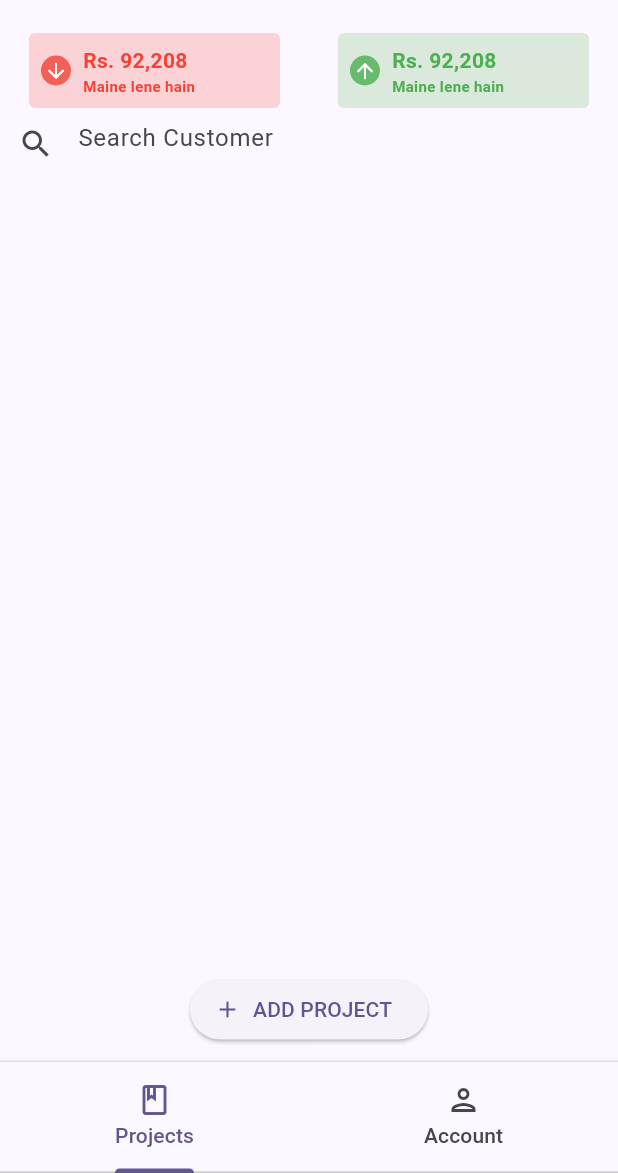
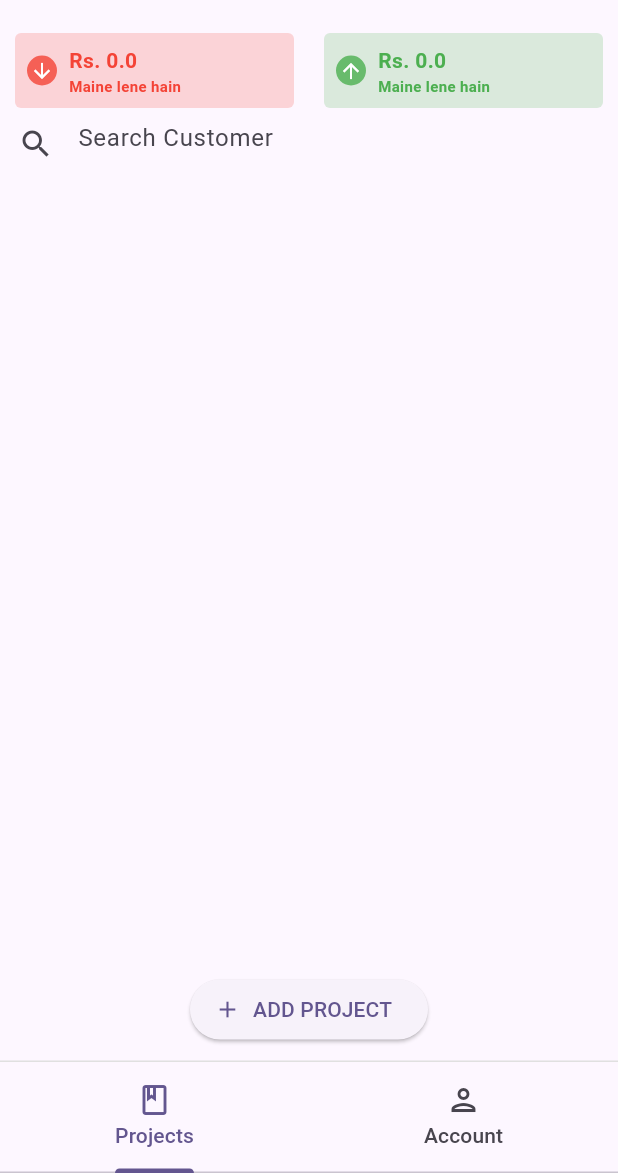
Before and after one commit to uzairdev07/project_manager, a Flutter app: the screen it shows after launch, on a phone screen of 412 x 824 dp, the part 63-1236 px from its top. Run offline on Flutter 3.47's test engine with Material 2 defaults, Android fonts, the phone set to English and light mode, and no system bars; our stand-ins replace contacts_service, flutter_slidable, font_awesome_flutter, permission_handler.

Commit message:
Implement the Customer Delete and Project List base functionality

```diff
--- a/lib/pages/project_page.dart
+++ b/lib/pages/project_page.dart
@@ -1,9 +1,32 @@
 import 'package:flutter/material.dart';
+import 'package:khata_app/models/customer.dart';
 import 'package:khata_app/pages/add_customer_project.dart';
+import 'package:khata_app/widgtes/customer_list.dart';
 import 'package:khata_app/widgtes/total_money_button.dart';
 
-class ProjectPage extends StatelessWidget {
-  const ProjectPage({super.key});
+class ProjectPage extends StatefulWidget {
+  const ProjectPage({Key? key}) : super(key: key);
+
+  @override
+  State<ProjectPage> createState() => _ProjectPageState();
+}
+
+class _ProjectPageState extends State<ProjectPage> {
+  List<Customer> customers = [];
+
+  void _navigateToAddCustomer() async {
+    final Customer? newCustomer = await Navigator.of(context).push(
+      MaterialPageRoute(
+        builder: (context) => AddCustomerProjectPage(),
+      ),
+    );
+
+    if (newCustomer != null) {
+      setState(() {
+        customers.add(newCustomer);
+      });
+    }
+  }
 
   @override
   Widget build(BuildContext context) {
@@ -19,6 +42,7 @@ class ProjectPage extends StatelessWidget {
                   children: [
                     Expanded(
                       child: TotalMoneyButton(
+                        money: 0,
                         icon: Icons.arrow_downward,
                         textColor: Colors.red,
                         bgColor: Colors.red.withOpacity(0.2),
@@ -29,6 +53,7 @@ class ProjectPage extends StatelessWidget {
                     ),
                     Expanded(
                       child: TotalMoneyButton(
+                        money: 0,
                         icon: Icons.arrow_upward,
                         textColor: Colors.green,
                         bgColor: Colors.green.withOpacity(0.2),
@@ -45,6 +70,8 @@ class ProjectPage extends StatelessWidget {
                   border: InputBorder.none,
                 ),
               ),
+              const SizedBox(height: 10),
+              Expanded(child: CustomerList(customers: customers)),
             ],
           ),
           Positioned(
@@ -54,13 +81,7 @@ class ProjectPage extends StatelessWidget {
             child: Container(
               alignment: Alignment.center,
               child: ElevatedButton.icon(
-                onPressed: () {
-                  Navigator.of(context).push(
-                    MaterialPageRoute(
-                      builder: (context) => const AddCustomerProjectPage(),
-                    ),
-                  );
-                },
+                onPressed: _navigateToAddCustomer,
                 label: const Text('ADD PROJECT'),
                 icon: const Icon(
                   Icons.add,
--- a/lib/widgtes/project_cell.dart
+++ b/lib/widgtes/project_cell.dart
@@ -1,7 +1,10 @@
 import 'package:flutter/material.dart';
+import 'package:khata_app/models/Project.dart';
 
 class ProjectCell extends StatelessWidget {
-  const ProjectCell({Key? key});
+  Project project;
+
+  ProjectCell({super.key, required this.project});
 
   @override
   Widget build(BuildContext context) {
--- a/lib/widgtes/total_money_button.dart
+++ b/lib/widgtes/total_money_button.dart
@@ -1,12 +1,14 @@
 import 'package:flutter/material.dart';
 
 class TotalMoneyButton extends StatefulWidget {
+  double money;
   IconData? icon;
   Color? textColor;
   Color? bgColor;
 
   TotalMoneyButton(
       {super.key,
+      required this.money,
       required this.icon,
       required this.textColor,
       required this.bgColor});
@@ -19,8 +21,7 @@ class _TotalMoneyButtonState extends State<TotalMoneyButton> {
   @override
   Widget build(BuildContext context) {
     return FractionallySizedBox(
-      widthFactor:
-          0.9, // Adjust this value to control the width of the Container
+      widthFactor: 1,
       child: Container(
         padding: const EdgeInsets.all(8.0),
         decoration: BoxDecoration(
@@ -50,7 +51,7 @@ class _TotalMoneyButtonState extends State<TotalMoneyButton> {
                 mainAxisAlignment: MainAxisAlignment.center,
                 children: [
                   Text(
-                    'Rs. 92,208',
+                    'Rs. ' + widget.money.toString(),
                     style: TextStyle(
                       color: widget.textColor,
                       fontWeight: FontWeight.bold,
--- a/pubspec.yaml
+++ b/pubspec.yaml
@@ -33,6 +33,7 @@ dependencies:
 
   contacts_service: ^0.6.3
   permission_handler: ^10.4.3
+  flutter_slidable: ^3.0.0
   font_awesome_flutter: ^10.5.0
   # The following adds the Cupertino Icons font to your application.
   # Use with the CupertinoIcons class for iOS style icons.
```
Also changed, not shown: lib/pages/add_customer_project.dart (+11 -1 lines), lib/pages/customer_projects_page.dart (+8 -4 lines), lib/widgtes/contact_list.dart (+9 -6 lines), lib/widgtes/customer_item.dart (renamed from lib/widgtes/contact_item.dart, +8 -6 lines), lib/widgtes/customer_list.dart (+57 -9 lines), lib/widgtes/project_list.dart (+3 -7 lines), pubspec.lock, 3 other files.
